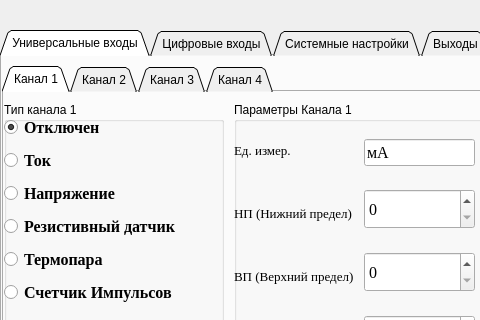
This is options.ui in tomyqg/topaz-m as Qt 5 draws it before an edit; both pictures show x 0 to 480 and y 0 to 320 of the 1280 by 800 pixel window. The edited form follows.
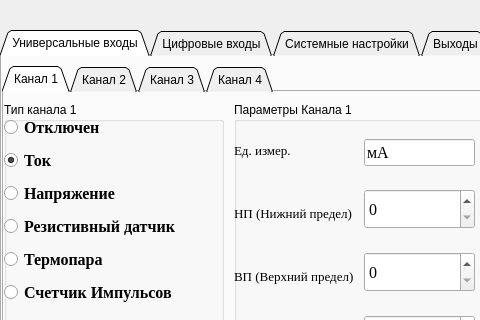
This is the edited form.

```diff
--- a/options.ui
+++ b/options.ui
@@ -111,7 +111,7 @@
             <string>Отключен                      </string>
            </property>
            <property name="checked">
-            <bool>true</bool>
+            <bool>false</bool>
            </property>
            <attribute name="buttonGroup">
             <string notr="true">buttonGroup</string>
@@ -131,6 +131,9 @@
            <property name="text">
             <string>Ток                                    </string>
            </property>
+           <property name="checked">
+            <bool>true</bool>
+           </property>
            <attribute name="buttonGroup">
             <string notr="true">buttonGroup</string>
            </attribute>
```
Left out of the diff: 19 changed lines with no effect on the pictures.
